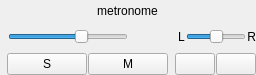
Qt form src/Common/gui/MetronomePanel.ui (elieserdejesus/JamTaba) before a commit.
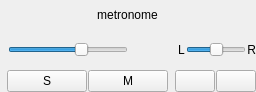
The same form after that commit. Icons and pictures are not drawn. Custom widgets are drawn as their Qt base class.

Patch:
```diff
--- a/src/Common/gui/MetronomePanel.ui
+++ b/src/Common/gui/MetronomePanel.ui
@@ -7,7 +7,7 @@
     <x>0</x>
     <y>0</y>
     <width>244</width>
-    <height>75</height>
+    <height>92</height>
    </rect>
   </property>
   <property name="sizePolicy">
```
Left out of the diff: 4 changed lines with no effect on the pictures.
